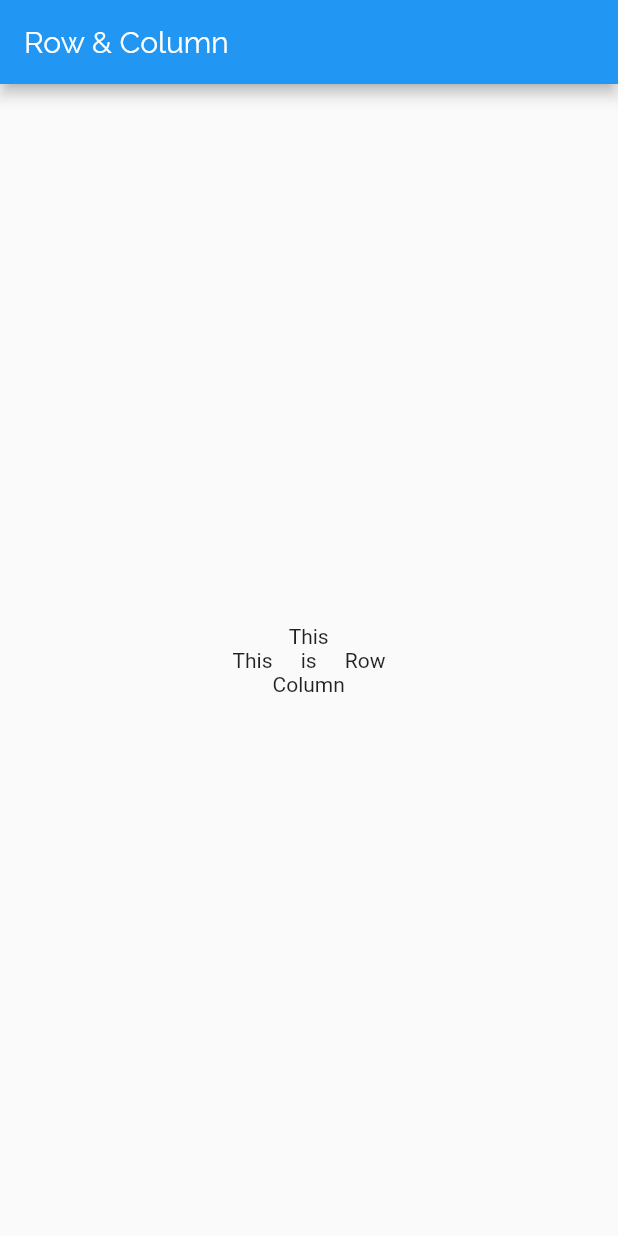
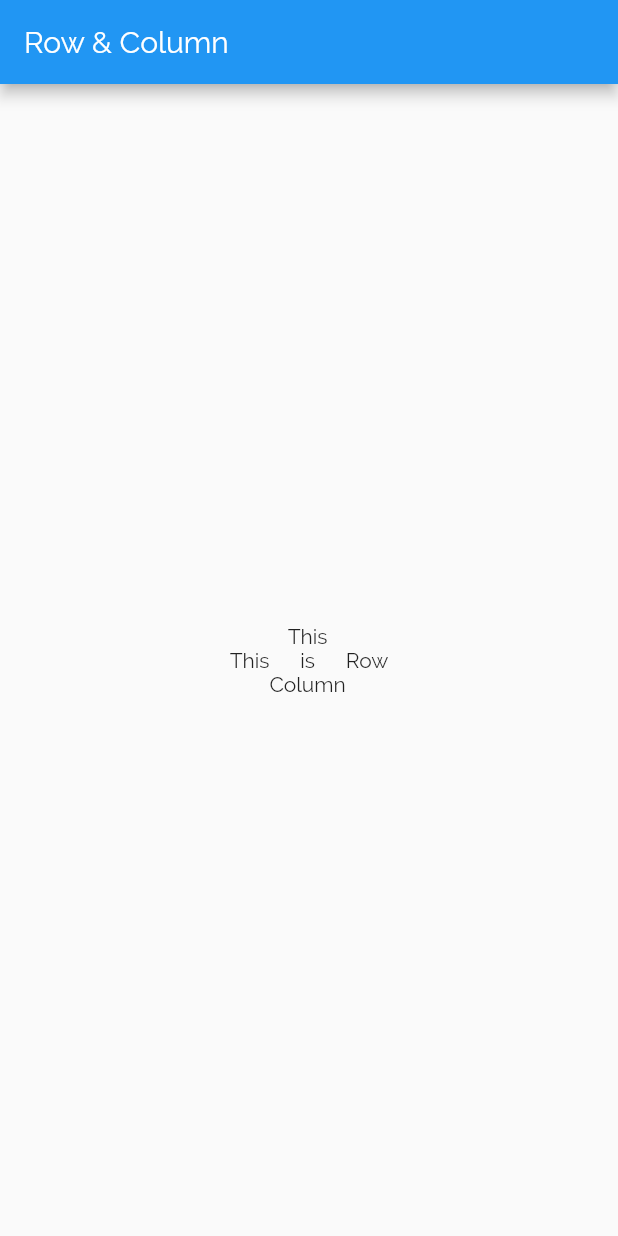
Before and after one commit to dimension23/flutter-basics, a Flutter app: the screen it shows after launch, on a phone screen of 412 x 824 dp. Run offline on Flutter 3.47's test engine with Material 2 defaults, Android fonts, the phone set to English and light mode, and no system bars.

Commit message:
added theme with font

```diff
--- a/row_and_column/lib/main.dart
+++ b/row_and_column/lib/main.dart
@@ -7,12 +7,9 @@ class RowAndColumn extends StatelessWidget {
   Widget build(BuildContext context) {
     return new MaterialApp(
       title: 'Row & Column',
+      theme: ThemeData(fontFamily: 'Raleway'),
       home: new Scaffold(
-        appBar: new AppBar(
-            title: new Text(
-          'Row & Column',
-          style: TextStyle(fontFamily: 'Raleway'),
-        )),
+        appBar: new AppBar(title: new Text('Row & Column')),
         body: new Row(
           mainAxisAlignment: MainAxisAlignment.center,
           children: <Widget>[
```
